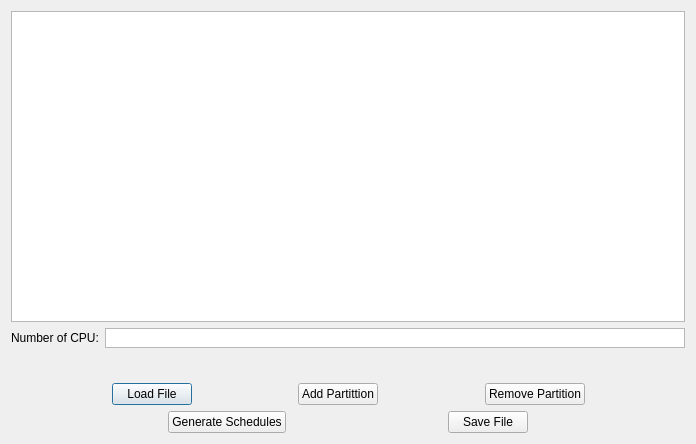
Old version of the form asc.ui in the repository guangli-dai/RRP-Toolsets.
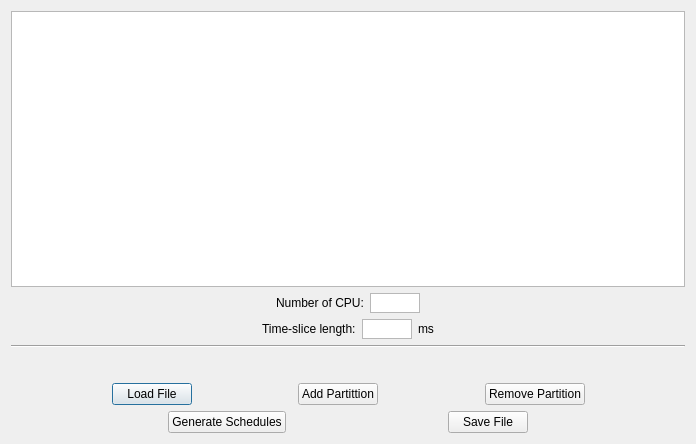
New version of the form.

```diff
--- a/asc.ui
+++ b/asc.ui
@@ -26,6 +26,19 @@
    </item>
    <item>
     <layout class="QHBoxLayout" name="horizontalLayout_3">
+     <item>
+      <spacer name="horizontalSpacer_8">
+       <property name="orientation">
+        <enum>Qt::Horizontal</enum>
+       </property>
+       <property name="sizeHint" stdset="0">
+        <size>
+         <width>40</width>
+         <height>20</height>
+        </size>
+       </property>
+      </spacer>
+     </item>
      <item>
       <widget class="QLabel" name="numCPULabel">
        <property name="sizePolicy">
@@ -55,17 +68,103 @@
        </property>
        <property name="maximumSize">
         <size>
+         <width>50</width>
+         <height>20</height>
+        </size>
+       </property>
+       <property name="verticalScrollBarPolicy">
+        <enum>Qt::ScrollBarAlwaysOff</enum>
+       </property>
+      </widget>
+     </item>
+     <item>
+      <spacer name="horizontalSpacer_9">
+       <property name="orientation">
+        <enum>Qt::Horizontal</enum>
+       </property>
+       <property name="sizeHint" stdset="0">
+        <size>
+         <width>40</width>
+         <height>20</height>
+        </size>
+       </property>
+      </spacer>
+     </item>
+    </layout>
+   </item>
+   <item>
+    <layout class="QHBoxLayout" name="horizontalLayout_6">
+     <item>
+      <spacer name="horizontalSpacer_10">
+       <property name="orientation">
+        <enum>Qt::Horizontal</enum>
+       </property>
+       <property name="sizeHint" stdset="0">
+        <size>
+         <width>40</width>
+         <height>20</height>
+        </size>
+       </property>
+      </spacer>
+     </item>
+     <item>
+      <widget class="QLabel" name="label">
+       <property name="maximumSize">
+        <size>
          <width>16777215</width>
          <height>20</height>
         </size>
        </property>
+       <property name="text">
+        <string>Time-slice length:</string>
+       </property>
+      </widget>
+     </item>
+     <item>
+      <widget class="QPlainTextEdit" name="timeSliceLengthEdit">
+       <property name="maximumSize">
+        <size>
+         <width>50</width>
+         <height>20</height>
+        </size>
+       </property>
+       <property name="acceptDrops">
+        <bool>true</bool>
+       </property>
        <property name="verticalScrollBarPolicy">
         <enum>Qt::ScrollBarAlwaysOff</enum>
        </property>
       </widget>
      </item>
+     <item>
+      <widget class="QLabel" name="label_2">
+       <property name="text">
+        <string>ms</string>
+       </property>
+      </widget>
+     </item>
+     <item>
+      <spacer name="horizontalSpacer_11">
+       <property name="orientation">
+        <enum>Qt::Horizontal</enum>
+       </property>
+       <property name="sizeHint" stdset="0">
+        <size>
+         <width>40</width>
+         <height>20</height>
+        </size>
+       </property>
+      </spacer>
+     </item>
     </layout>
    </item>
+   <item>
+    <widget class="Line" name="line">
+     <property name="orientation">
+      <enum>Qt::Horizontal</enum>
+     </property>
+    </widget>
+   </item>
    <item>
     <spacer name="verticalSpacer">
      <property name="orientation">
```
Left out of the diff: 2 changed lines with no effect on the pictures.
